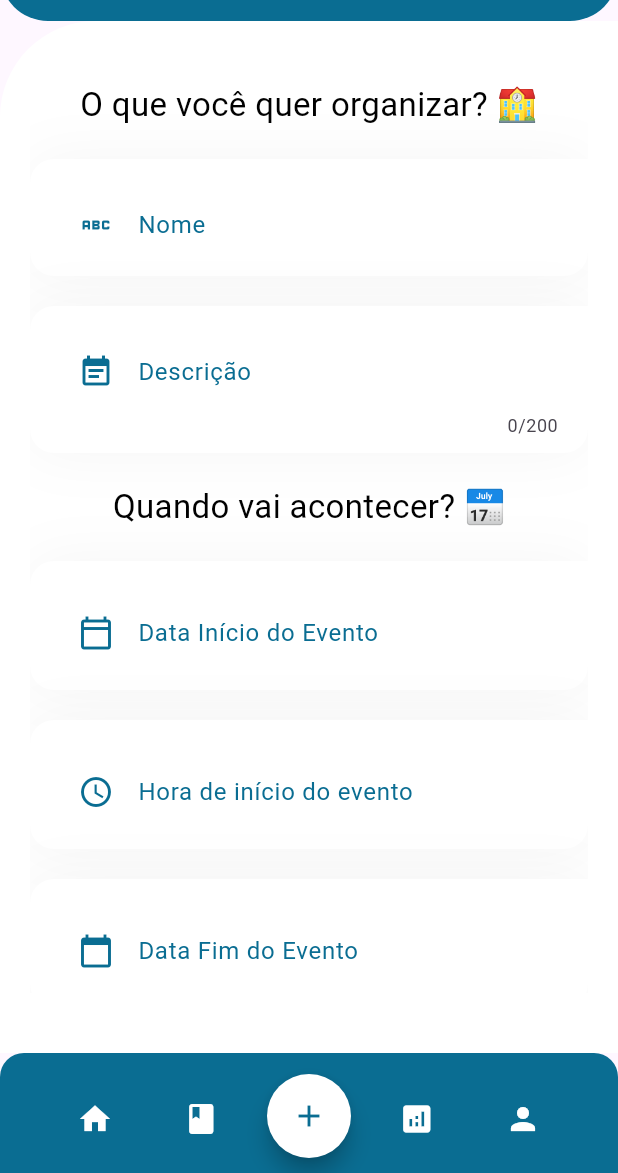
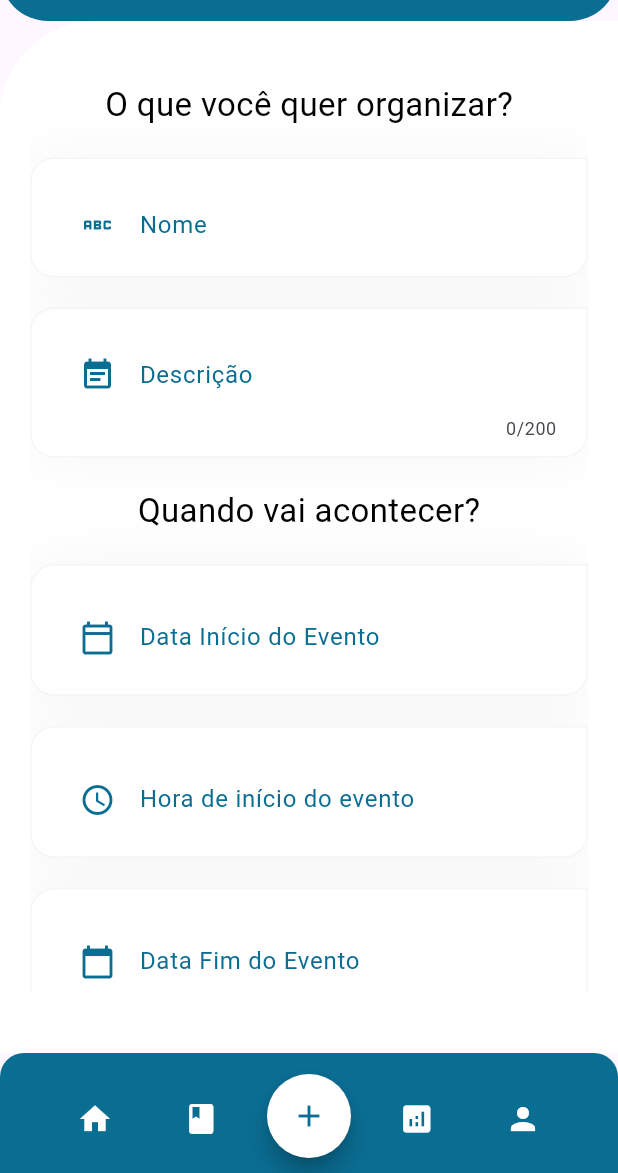
Before and after one commit to rafaelmaestro/flutter_srpg_app, a Flutter app: the MeusEventosPage screen opened by its route, after a tap on the "add" icon, on a phone screen of 412 x 824 dp, the part 63-1236 px from its top. Run offline on Flutter 3.47's test engine with Material 3 defaults, Android fonts, the phone set to English and light mode, and no system bars; drawn by our look-alikes of datetime_picker_formfield; our stand-ins replace camera, fluttertoast, geolocator, get, google_maps_flutter.

Commit message:
feat: (wip) continua tela de meus eventos

```diff
--- a/lib/pages/evento/adicionar_evento_page_1.dart
+++ b/lib/pages/evento/adicionar_evento_page_1.dart
@@ -83,7 +83,7 @@ class _EventoAlunoPageState extends State<AdicionarEventoPage1> {
                           children: [
                             const Center(
                               child: Text(
-                                'O que você quer organizar? 🏫',
+                                'O que você quer organizar?',
                                 style: TextStyle(
                                     fontSize: 22, color: Colors.black),
                               ),
@@ -128,7 +128,7 @@ class _EventoAlunoPageState extends State<AdicionarEventoPage1> {
                             const SizedBox(height: 20),
                             const Center(
                               child: Text(
-                                'Quando vai acontecer? 📅',
+                                'Quando vai acontecer?',
                                 style: TextStyle(
                                     fontSize: 22, color: Colors.black),
                               ),
@@ -140,6 +140,8 @@ class _EventoAlunoPageState extends State<AdicionarEventoPage1> {
                               padding: const EdgeInsets.only(
                                   top: 20, left: 20, right: 20, bottom: 10),
                               decoration: BoxDecoration(
+                                  border: Border.all(
+                                      color: Colors.grey.withOpacity(.1)),
                                   color: Colors.white,
                                   borderRadius: const BorderRadius.only(
                                       topLeft: Radius.circular(16),
@@ -192,6 +194,8 @@ class _EventoAlunoPageState extends State<AdicionarEventoPage1> {
                               padding: const EdgeInsets.only(
                                   top: 20, left: 20, right: 20, bottom: 10),
                               decoration: BoxDecoration(
+                                  border: Border.all(
+                                      color: Colors.grey.withOpacity(.1)),
                                   color: Colors.white,
                                   borderRadius: const BorderRadius.only(
                                       topLeft: Radius.circular(16),
@@ -243,6 +247,8 @@ class _EventoAlunoPageState extends State<AdicionarEventoPage1> {
                               padding: const EdgeInsets.only(
                                   top: 20, left: 20, right: 20, bottom: 10),
                               decoration: BoxDecoration(
+                                  border: Border.all(
+                                      color: Colors.grey.withOpacity(.1)),
                                   color: Colors.white,
                                   borderRadius: const BorderRadius.only(
                                       topLeft: Radius.circular(16),
@@ -295,6 +301,8 @@ class _EventoAlunoPageState extends State<AdicionarEventoPage1> {
                               padding: const EdgeInsets.only(
                                   top: 20, left: 20, right: 20, bottom: 10),
                               decoration: BoxDecoration(
+                                  border: Border.all(
+                                      color: Colors.grey.withOpacity(.1)),
                                   color: Colors.white,
                                   borderRadius: const BorderRadius.only(
                                       topLeft: Radius.circular(16),
@@ -342,7 +350,7 @@ class _EventoAlunoPageState extends State<AdicionarEventoPage1> {
                             const SizedBox(height: 20),
                             const Center(
                               child: Text(
-                                'Onde será o evento? 📍',
+                                'Onde será o evento?',
                                 style: TextStyle(
                                     fontSize: 22, color: Colors.black),
                               ),
--- a/lib/pages/evento/adicionar_evento_page_2.dart
+++ b/lib/pages/evento/adicionar_evento_page_2.dart
@@ -88,7 +88,7 @@ class _EventoAlunoPageState extends State<AdicionarEventoPage2> {
                           children: [
                             const Center(
                               child: Text(
-                                'Quem você deseja convidar? 🤔',
+                                'Quem você deseja convidar?',
                                 style: TextStyle(
                                   fontSize: 22,
                                   color: Colors.black,
@@ -102,7 +102,7 @@ class _EventoAlunoPageState extends State<AdicionarEventoPage2> {
                                   top: 20, left: 20, right: 20, bottom: 10),
                               decoration: BoxDecoration(
                                   border: Border.all(
-                                    color: const Color(0xFF0A6D92),
+                                    color: Colors.grey.withOpacity(.1),
                                   ),
                                   color: Colors.white,
                                   borderRadius: const BorderRadius.only(
--- a/lib/pages/evento/meus_eventos_page.dart
+++ b/lib/pages/evento/meus_eventos_page.dart
@@ -1,6 +1,7 @@
 import 'package:flutter/material.dart';
 import 'package:flutter_srpg_app/models/aula.dart';
 import 'package:flutter_srpg_app/repositories/evento_repository.dart';
+import 'package:flutter_srpg_app/widgets/evento_card.dart';
 import 'package:flutter_srpg_app/widgets/navigation_bar.dart';
 
 class MeusEventosPage extends StatefulWidget {
@@ -14,8 +15,8 @@ class MeusEventosPage extends StatefulWidget {
 
 class _MeusEventosPageState extends State<MeusEventosPage> {
   String searchQuery = '';
-  bool isOrganizadosChecked = false;
-  bool isConvidadosChecked = false;
+  bool isOrganizadosChecked = true;
+  bool isConvidadosChecked = true;
   bool isFiltered = false;
 
   @override
@@ -166,7 +167,52 @@ class _MeusEventosPageState extends State<MeusEventosPage> {
                   physics: const BouncingScrollPhysics(),
                   child: Column(
                     children: [
-                      ...widget.eventosOrganizados.map((evento) {
+                      ..._handleElementosExibidos(),
+                      // ...widget.eventosOrganizados.map((evento) {
+                      //   return Card(
+                      //     child: ListTile(
+                      //       title: Text(evento.nome),
+                      //       subtitle: Text('Organizador'),
+                      //       // Adicione mais detalhes do evento aqui
+                      //     ),
+                      //   );
+                      // }).toList(),
+                      // ...widget.eventosConvidado.map((evento) {
+                      //   return Card(
+                      //     child: ListTile(
+                      //       title: Text(evento.nome),
+                      //       // Adicione mais detalhes do evento aqui
+                      //     ),
+                      //   );
+                      // }).toList(),
+                    ],
+                  )),
+            ),
+          ),
+        ],
+      ),
+      bottomNavigationBar: const SRPGNavigationBar(),
+    );
+  }
+
+  _handleElementosExibidos() {
+    List<Widget> elementosExibidos = [];
+
+    if (widget.eventosOrganizados.isEmpty && widget.eventosConvidado.isEmpty) {
+      return elementosExibidos.add(
+        const Center(
+          child: Text(
+            'Nenhum evento encontrado',
+            style: TextStyle(fontSize: 16),
+          ),
+        ),
+      );
+    }
+
+    if (isFiltered) {
+      if (isOrganizadosChecked && isConvidadosChecked) {
+        elementosExibidos.addAll(
+          widget.eventosOrganizados.map((evento) {
             return Card(
               child: ListTile(
                 title: Text(evento.nome),
@@ -175,7 +221,9 @@ class _MeusEventosPageState extends State<MeusEventosPage> {
               ),
             );
           }).toList(),
-                      ...widget.eventosConvidado.map((evento) {
+        );
+        elementosExibidos.addAll(
+          widget.eventosConvidado.map((evento) {
             return Card(
               child: ListTile(
                 title: Text(evento.nome),
@@ -183,14 +231,45 @@ class _MeusEventosPageState extends State<MeusEventosPage> {
               ),
             );
           }).toList(),
-                    ],
-                  )),
+        );
+      } else if (isOrganizadosChecked) {
+        elementosExibidos.addAll(
+          widget.eventosOrganizados.map((evento) {
+            return Card(
+              child: ListTile(
+                title: Text(evento.nome),
+                subtitle: Text('Organizador'),
+                // Adicione mais detalhes do evento aqui
               ),
+            );
+          }).toList(),
+        );
+      } else if (isConvidadosChecked) {
+        elementosExibidos.addAll(
+          widget.eventosConvidado.map((evento) {
+            return Card(
+              child: ListTile(
+                title: Text(evento.nome),
+                // Adicione mais detalhes do evento aqui
               ),
-        ],
-      ),
-      bottomNavigationBar: const SRPGNavigationBar(),
             );
+          }).toList(),
+        );
+      }
+    } else {
+      elementosExibidos.addAll(
+        widget.eventosOrganizados.map((evento) {
+          return EventoCard(evento: evento, isOrganizador: true);
+        }).toList(),
+      );
+      elementosExibidos.addAll(
+        widget.eventosConvidado.map((evento) {
+          return EventoCard(evento: evento, isOrganizador: false);
+        }).toList(),
+      );
+    }
+
+    return elementosExibidos;
   }
 
   _showCloseFilterIcon() {
@@ -227,6 +306,7 @@ class _MeusEventosPageState extends State<MeusEventosPage> {
               });
             },
             controlAffinity: ListTileControlAffinity.leading,
+            activeColor: Color(0xFF0A6D92),
           ),
         ),
         CheckboxListTile(
@@ -241,6 +321,7 @@ class _MeusEventosPageState extends State<MeusEventosPage> {
             });
           },
           controlAffinity: ListTileControlAffinity.leading,
+          activeColor: Color(0xFF0A6D92),
         )
       ];
     } else {
--- a/lib/repositories/evento_repository.dart
+++ b/lib/repositories/evento_repository.dart
@@ -10,8 +10,10 @@ final eventosMock = [
     'descricao': 'Turma 0004729A / 19h - 23h',
     'latitude': -22.350808540575265,
     'longitude': -49.03217930003996,
-    'dataInicio': DateTime.now().subtract(const Duration(hours: 2)),
-    'dataFim': DateTime.now().add(const Duration(hours: 4)),
+    'dataInicio': DateTime(
+        DateTime.now().year, DateTime.now().month, DateTime.now().day, 19, 0),
+    'dataFim': DateTime(
+        DateTime.now().year, DateTime.now().month, DateTime.now().day, 23, 0),
     'local': 'Bloco A - Sala 4',
     'cpfOrganizador': '12345678909',
   },
@@ -40,8 +42,10 @@ class EventoRepository extends ChangeNotifier {
       descricao: 'Turma 0004729A / 19h - 23h',
       latitude: -22.350808540575265,
       longitude: -49.03217930003996,
-      dataInicio: DateTime.now().subtract(const Duration(hours: 4)),
-      dataFim: DateTime.now().add(const Duration(hours: 4)),
+      dataInicio: DateTime(
+          DateTime.now().year, DateTime.now().month, DateTime.now().day, 19, 0),
+      dataFim: DateTime(
+          DateTime.now().year, DateTime.now().month, DateTime.now().day, 23, 0),
       local: 'Bloco A - Sala 4',
       cpfOrganizador: '12345678909',
     )
--- a/lib/services/data_service.dart
+++ b/lib/services/data_service.dart
@@ -11,4 +11,18 @@ class DataService {
       return 'Este evento iniciou há $horas horas.';
     }
   }
+
+  String calcularTerminoEventoEmHoras(
+      DateTime dataFim, DateTime dataParametro) {
+    int horas = dataParametro.difference(dataFim).inHours;
+
+    if (horas == 0) {
+      return 'Este evento terminará em menos de 1 hora.';
+    } else if (horas == 1) {
+      return 'Este evento terminará em 1 hora.';
+    } else {
+      return 'Este evento terminará em $horas horas.';
+    }
+    ;
+  }
 }
--- a/lib/widgets/aula_bottomsheet.dart
+++ b/lib/widgets/aula_bottomsheet.dart
@@ -70,6 +70,8 @@ class _AulaBottomSheetState extends State<AulaBottomSheet> {
             ),
             Text(DataService().calcularDuracaoEventoEmHoras(
                 widget.aula.dataInicio, DateTime.now())),
+            Text(DataService().calcularTerminoEventoEmHoras(
+                widget.aula.dataFim, DateTime.now())),
             Text('Você está a ${LocalizacaoService().calcularDistancia(
               {'latitude': local.lat, 'longitude': local.long, 'elevacao': 0},
               {
--- /dev/null
+++ b/lib/widgets/evento_card.dart
@@ -0,0 +1,145 @@
+import 'package:flutter/material.dart';
+import 'package:flutter_srpg_app/models/aula.dart';
+import 'package:flutter_srpg_app/pages/login/home_page.dart';
+import 'package:flutter_srpg_app/widgets/aula_bottomsheet.dart';
+import 'package:intl/intl.dart';
+
+// Card(
+//             child: ListTile(
+//               title: Text(evento.nome),
+//               subtitle: Text('Organizador'),
+//               // Adicione mais detalhes do evento aqui
+//             ),
+//           );
+
+class EventoCard extends StatelessWidget {
+  final Evento evento;
+  final bool isOrganizador;
+  const EventoCard({
+    super.key,
+    required this.evento,
+    required this.isOrganizador,
+  });
+
+  @override
+  Widget build(BuildContext context) {
+    String firstLetterAfterAulaDe = '';
+    final RegExp regExp = RegExp(r'Aula de (\w)');
+    final Match? match = regExp.firstMatch(evento.nome);
+    if (match != null && match.groupCount >= 1) {
+      firstLetterAfterAulaDe = match.group(1)!;
+    }
+
+    return Container(
+      margin: EdgeInsets.only(left: 12, right: 12, top: 12),
+      padding: const EdgeInsets.only(top: 20, left: 20, right: 20, bottom: 20),
+      decoration: BoxDecoration(
+          color: Colors.white,
+          borderRadius: const BorderRadius.only(
+              topLeft: Radius.circular(16),
+              bottomLeft: Radius.circular(16),
+              bottomRight: Radius.circular(16)),
+          boxShadow: [
+            BoxShadow(
+              blurRadius: 32,
+              color: Colors.grey.withOpacity(.1),
+            )
+          ]),
+      child: Column(
+        crossAxisAlignment: CrossAxisAlignment.start,
+        children: [
+          ListTile(
+            title: Text(evento.nome),
+            subtitle: Text(
+                'Data: ${DateFormat('dd/MM/yyyy HH\'h\'mm').format(evento.dataInicio)}'),
+            leading: CircleAvatar(
+              backgroundColor: Color(0xFF0A6D92),
+              foregroundColor: Colors.white,
+              child: Text(firstLetterAfterAulaDe.toUpperCase()),
+            ),
+            onTap: () => {
+              if (evento.status == StatusAula.emAndamento && !isOrganizador)
+                {
+                  showModalBottomSheet(
+                      context: appKey.currentState!.context,
+                      builder: (context) => AulaBottomSheet(aula: evento))
+                }
+            },
+            // Adicione mais detalhes do evento aqui
+          ),
+          Row(
+            mainAxisAlignment: MainAxisAlignment.center,
+            children: [
+              ...showTags(),
+            ],
+          ),
+        ],
+      ),
+    );
+  }
+
+  List<Widget> showTags() {
+    final List<Widget> tags = [];
+    if (isOrganizador) {
+      tags.add(
+        Container(
+          margin: const EdgeInsets.only(right: 8),
+          padding: const EdgeInsets.all(4),
+          decoration: BoxDecoration(
+            color: Colors.blue,
+            borderRadius: BorderRadius.circular(4),
+          ),
+          child: Text(
+            'Organizador',
+            style: TextStyle(color: Colors.white),
+          ),
+        ),
+      );
+    }
+    if (evento.status == StatusAula.emAndamento) {
+      tags.add(
+        Container(
+          padding: const EdgeInsets.all(4),
+          decoration: BoxDecoration(
+            color: Colors.green,
+            borderRadius: BorderRadius.circular(4),
+          ),
+          child: Text(
+            'Em andamento',
+            style: TextStyle(color: Colors.white),
+          ),
+        ),
+      );
+    } else if (evento.status == StatusAula.finalizado) {
+      tags.add(
+        Container(
+          padding: const EdgeInsets.all(4),
+          decoration: BoxDecoration(
+            color: Colors.red,
+            borderRadius: BorderRadius.circular(4),
+          ),
+          child: Text(
+            'Finalizado',
+            style: TextStyle(color: Colors.white),
+          ),
+        ),
+      );
+    } else {
+      tags.add(
+        Container(
+          padding: const EdgeInsets.all(4),
+          decoration: BoxDecoration(
+            color: Colors.orange,
+            borderRadius: BorderRadius.circular(4),
+          ),
+          child: Text(
+            'Pendente',
+            style: TextStyle(color: Colors.white),
+          ),
+        ),
+      );
+    }
+
+    return tags;
+  }
+}
--- a/lib/widgets/my_input_field.dart
+++ b/lib/widgets/my_input_field.dart
@@ -29,6 +29,7 @@ class MyInputField extends StatelessWidget {
       // margin: EdgeInsets.only(left: 12, right: 12),
       padding: const EdgeInsets.only(top: 20, left: 20, right: 20, bottom: 10),
       decoration: BoxDecoration(
+          border: Border.all(color: Colors.grey.withOpacity(.1)),
           color: Colors.white,
           borderRadius: const BorderRadius.only(
               topLeft: Radius.circular(16),
```
Lines whose indentation alone changed are shown as unchanged.
